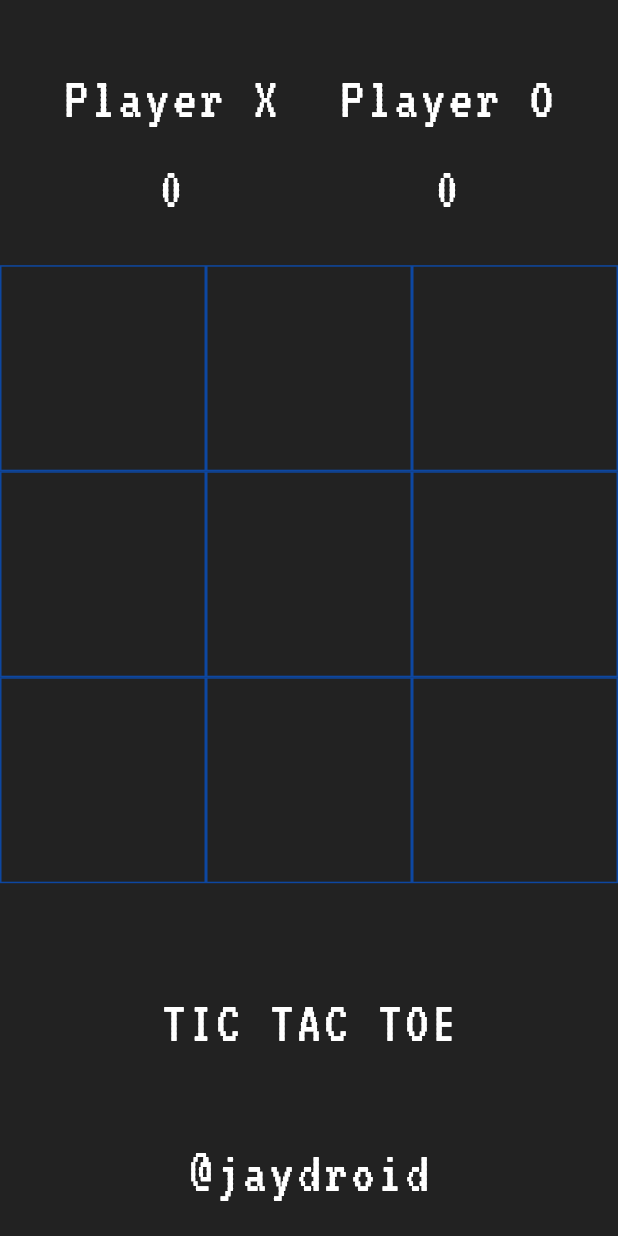
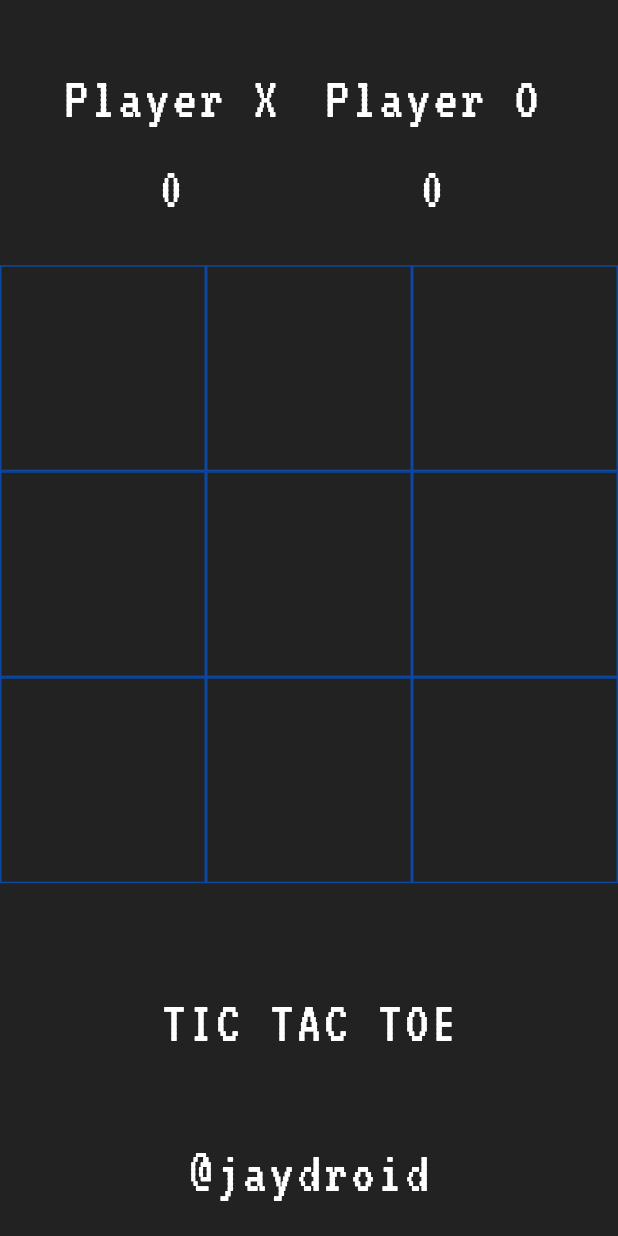
Before and after one commit to j-kon/FlutterDevelopmentBootcamp, a Flutter app: the HomePage screen opened directly, on a phone screen of 412 x 824 dp. Run offline on Flutter 3.47's test engine with Material 2 defaults, Android fonts, the phone set to English and light mode, and no system bars; our stand-ins replace audioplayers, avatar_glow, google_fonts, math_expressions, rflutter_alert.

Commit message:
icon updated

```diff
--- a/tic_tac_toc/lib/homepage.dart
+++ b/tic_tac_toc/lib/homepage.dart
@@ -34,7 +34,8 @@ class _HomePageState extends State<HomePage> {
   Widget build(BuildContext context) {
     return Scaffold(
       backgroundColor: Colors.black87,
-      body: Column(
+      body: SafeArea(
+        child: Column(
           children: [
             SizedBox(
               height: 15,
@@ -45,7 +46,7 @@ class _HomePageState extends State<HomePage> {
                   mainAxisAlignment: MainAxisAlignment.center,
                   children: [
                     Padding(
-                    padding: const EdgeInsets.all(20.0),
+                      padding: const EdgeInsets.symmetric(horizontal: 10),
                       child: Column(
                         mainAxisAlignment: MainAxisAlignment.center,
                         children: [
@@ -90,8 +91,8 @@ class _HomePageState extends State<HomePage> {
               flex: 3,
               child: GridView.builder(
                 itemCount: 9,
-              gridDelegate:
-                  SliverGridDelegateWithFixedCrossAxisCount(crossAxisCount: 3),
+                gridDelegate: SliverGridDelegateWithFixedCrossAxisCount(
+                    crossAxisCount: 3),
                 itemBuilder: (BuildContext context, int index) {
                   return GestureDetector(
                     onTap: () {
@@ -139,6 +140,7 @@ class _HomePageState extends State<HomePage> {
               ),
             ),
           ],
+        ),
       ),
     );
   }
--- a/tic_tac_toc/lib/main.dart
+++ b/tic_tac_toc/lib/main.dart
@@ -77,7 +77,6 @@ class _IntroScreenState extends State<IntroScreen>
                             'images/tictactoelogo.png',
                             color: Colors.blue[900],
                             fit: BoxFit.scaleDown,
-
                           ),
                         ),
                         radius: 80.0,
@@ -123,7 +122,8 @@ class _IntroScreenState extends State<IntroScreen>
               ),
             ],
           ),
-          )),
+        ),
+      ),
     );
   }
 }
```
Also changed, not shown: 38 other files. Lines whose indentation alone changed are shown as unchanged.
